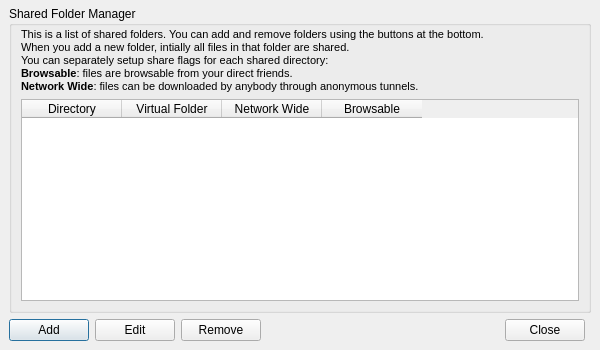
This is retroshare-gui/src/gui/ShareManager.ui in RetroShare/RetroShare as Qt 5 draws it before an edit. The edited form follows.
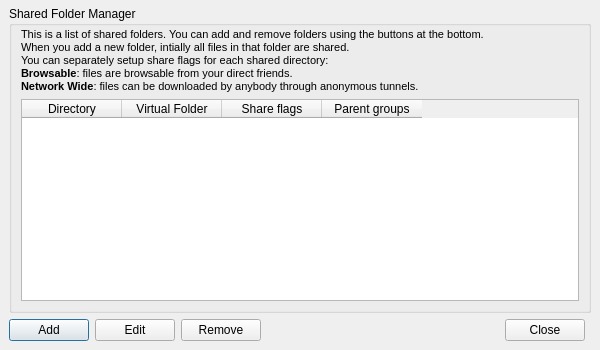
This is the edited form. Icons and pictures are not drawn. Custom widgets are drawn as their Qt base class.

Commit message: First bit of group sharing permissions - Added icons for share flags - added new class to handle sharing permission widget - Updated share manager to be continued...

```diff
--- a/retroshare-gui/src/gui/ShareManager.ui
+++ b/retroshare-gui/src/gui/ShareManager.ui
@@ -108,7 +108,7 @@
            </column>
            <column>
             <property name="text">
-             <string>Network Wide</string>
+             <string>Share flags</string>
             </property>
             <property name="toolTip">
              <string comment="If activated, the share is anonymously accessible to anybody"/>
@@ -116,7 +116,7 @@
            </column>
            <column>
             <property name="text">
-             <string>Browsable</string>
+             <string>Parent groups</string>
             </property>
             <property name="toolTip">
              <string comment="If checked, the share is browsable by your friends"/>
```
The commit also changes 12 other files.
